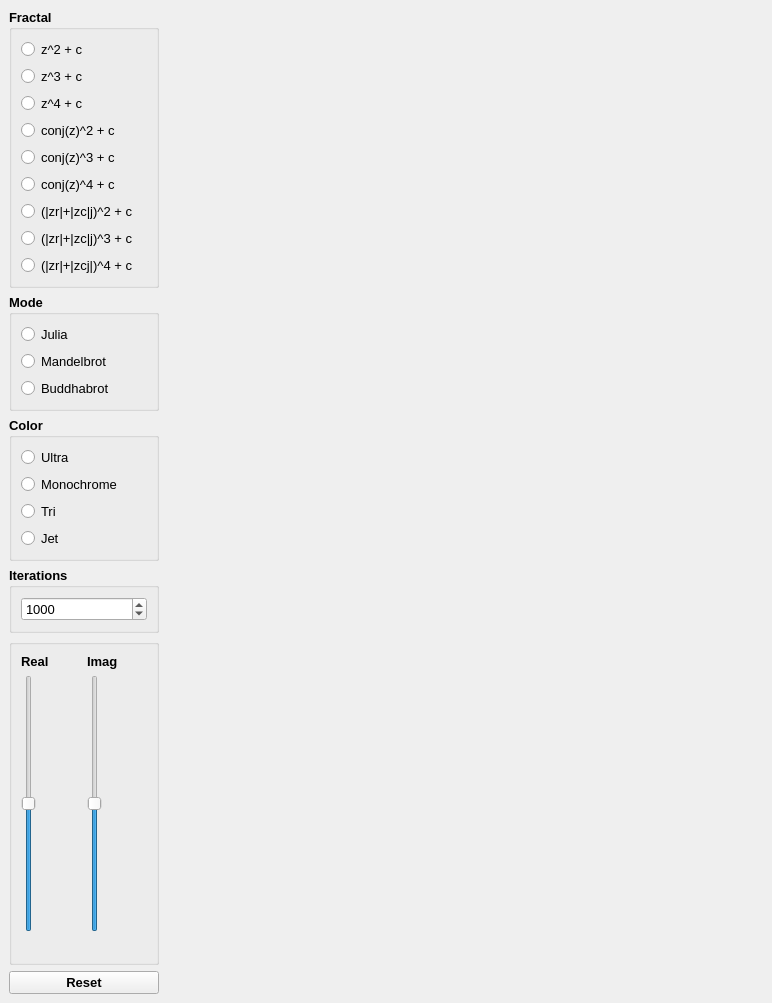
Qt form python-fractals/gui/designs/main.ui (seird/fractals) before a commit.
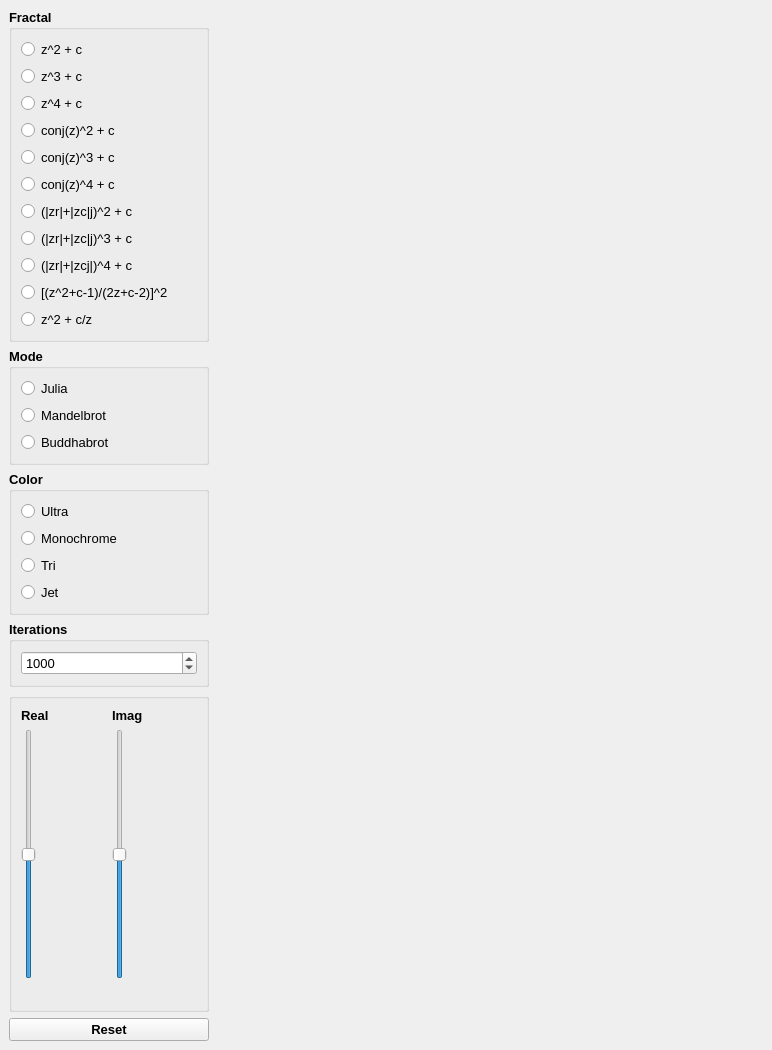
The same form after that commit.

Commit message: add magnet fractal and complex_avx.h math

The edit to the form file:
```diff
--- a/python-fractals/gui/designs/main.ui
+++ b/python-fractals/gui/designs/main.ui
@@ -47,7 +47,7 @@
         </property>
         <property name="maximumSize">
          <size>
-          <width>150</width>
+          <width>200</width>
           <height>16777215</height>
          </size>
         </property>
@@ -179,6 +179,32 @@
            </property>
           </widget>
          </item>
+         <item row="9" column="0">
+          <widget class="QRadioButton" name="radio_fractal_magnet">
+           <property name="font">
+            <font>
+             <weight>50</weight>
+             <bold>false</bold>
+            </font>
+           </property>
+           <property name="text">
+            <string>[(z^2+c-1)/(2z+c-2)]^2</string>
+           </property>
+          </widget>
+         </item>
+         <item row="10" column="0">
+          <widget class="QRadioButton" name="radio_fractal_juliavariant">
+           <property name="font">
+            <font>
+             <weight>50</weight>
+             <bold>false</bold>
+            </font>
+           </property>
+           <property name="text">
+            <string>z^2 + c/z</string>
+           </property>
+          </widget>
+         </item>
         </layout>
        </widget>
       </item>
@@ -192,7 +218,7 @@
         </property>
         <property name="maximumSize">
          <size>
-          <width>150</width>
+          <width>200</width>
           <height>16777215</height>
          </size>
         </property>
@@ -259,7 +285,7 @@
         </property>
         <property name="maximumSize">
          <size>
-          <width>150</width>
+          <width>200</width>
           <height>16777215</height>
          </size>
         </property>
@@ -333,7 +359,7 @@
        <widget class="QGroupBox" name="groupBox">
         <property name="maximumSize">
          <size>
-          <width>150</width>
+          <width>200</width>
           <height>16777215</height>
          </size>
         </property>
@@ -380,7 +406,7 @@
         </property>
         <property name="maximumSize">
          <size>
-          <width>150</width>
+          <width>200</width>
           <height>16777215</height>
          </size>
         </property>
@@ -495,7 +521,7 @@
        <widget class="QPushButton" name="pb_reset">
         <property name="maximumSize">
          <size>
-          <width>150</width>
+          <width>200</width>
           <height>16777215</height>
          </size>
         </property>
```
The commit also changes 10 other files.
